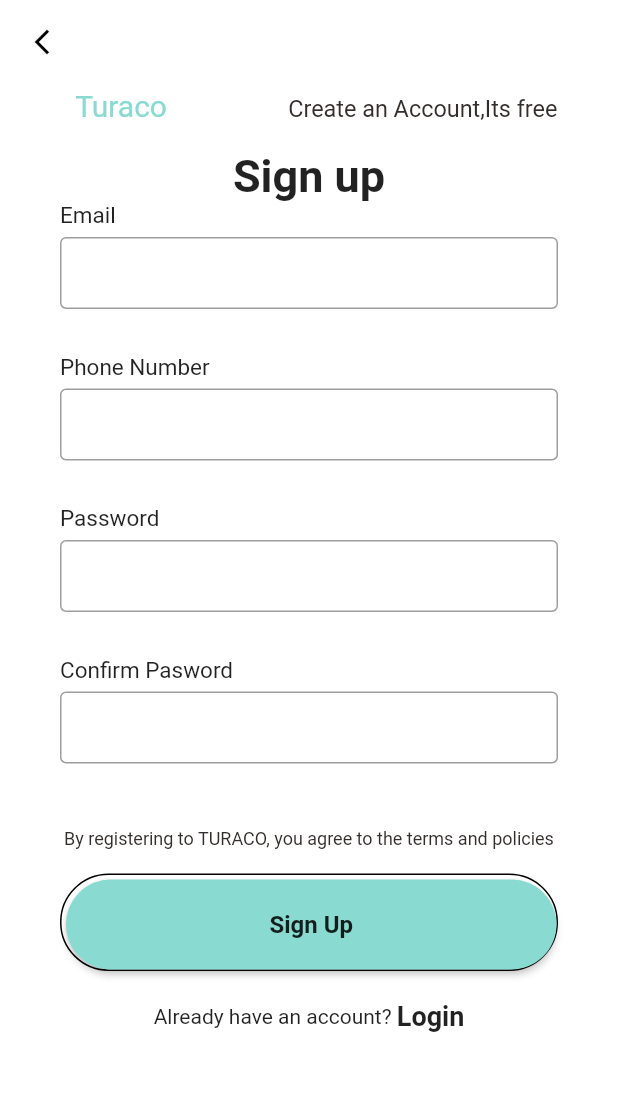
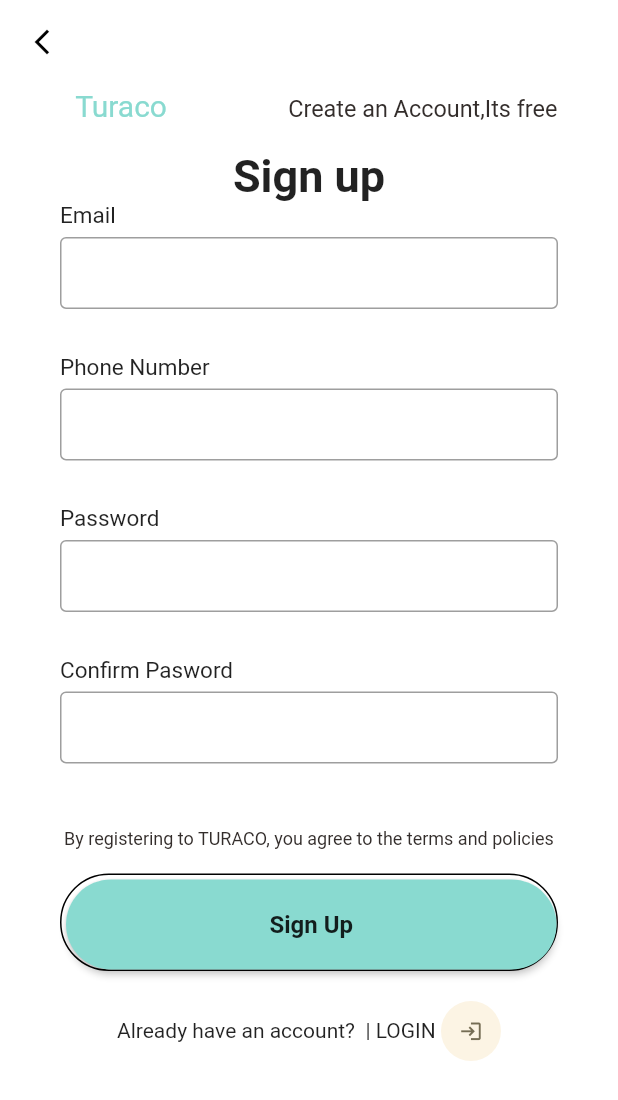
Before and after one commit to johngolem/Turaco, a Flutter app: the SignupPage screen opened directly, on a phone screen of 412 x 824 dp. Shown: the top 1100 px of the screen. Run offline on Flutter 3.47's test engine with Material 2 defaults, Android fonts, the phone set to English and light mode, and no system bars; our stand-ins replace dots_indicator, get.

Commit message:
connected signup, main product and product detail pages and login page

```diff
--- a/lib/home/signup_page.dart
+++ b/lib/home/signup_page.dart
@@ -2,9 +2,12 @@
 // ignore_for_file: prefer_const_constructors, use_key_in_widget_constructors
 
 import 'package:flutter/material.dart';
+import 'package:get/get.dart';
+import 'package:turac/home/login.dart';
 import 'package:turac/utils/app_constants.dart';
 import 'package:turac/utils/colors.dart';
 import 'package:turac/utils/dimensions.dart';
+import 'package:turac/widgets/appIcon.dart';
 import 'package:turac/widgets/big_text.dart';
 import 'package:turac/widgets/small_text.dart';
 
@@ -115,11 +118,16 @@ class SignupPage extends StatelessWidget {
                     Row(
                       mainAxisAlignment: MainAxisAlignment.center,
                       children: [
-                        Text("Already have an account? "),
-                        Text("Login",style: TextStyle(
-                            fontWeight: FontWeight.w600,
-                            fontSize: 18
-                        ),),
+                        Text("Already have an account?  | LOGIN "),
+                        GestureDetector(
+                          onTap: () {
+                        Get.to(() => LoginPage());
+                          },
+                          child: AppIcon(icon: Icons.login_outlined, ))
+                        // ("Login",style: TextStyle(
+                        //     fontWeight: FontWeight.w600,
+                        //     fontSize: 18
+                        // ),),
                       ],
                     )
                   ],
```
